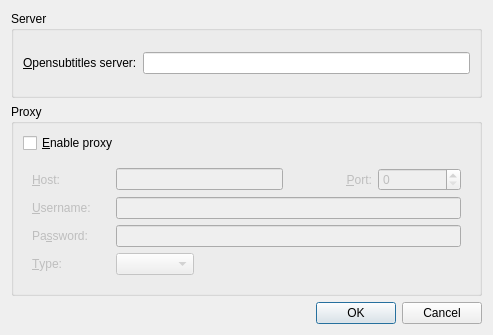
Before: the Qt Designer form src/findsubtitles/findsubtitlesconfigdialog.ui in wilbert2000/wzplayer, drawn with Qt 5.
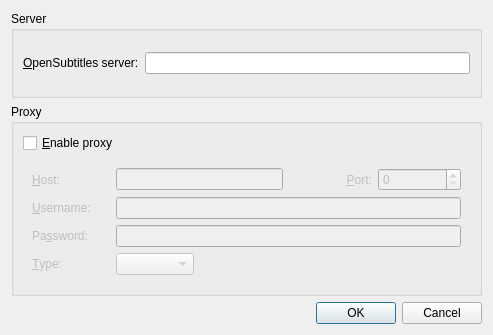
After: the same form once the commit is applied.

The edit to the form file:
```diff
--- a/src/findsubtitles/findsubtitlesconfigdialog.ui
+++ b/src/findsubtitles/findsubtitlesconfigdialog.ui
@@ -23,7 +23,7 @@
       <item>
        <widget class="QLabel" name="label">
         <property name="text">
-         <string>&amp;Opensubtitles server:</string>
+         <string>&amp;OpenSubtitles server:</string>
         </property>
         <property name="buddy">
          <cstring>server_edit</cstring>
```
